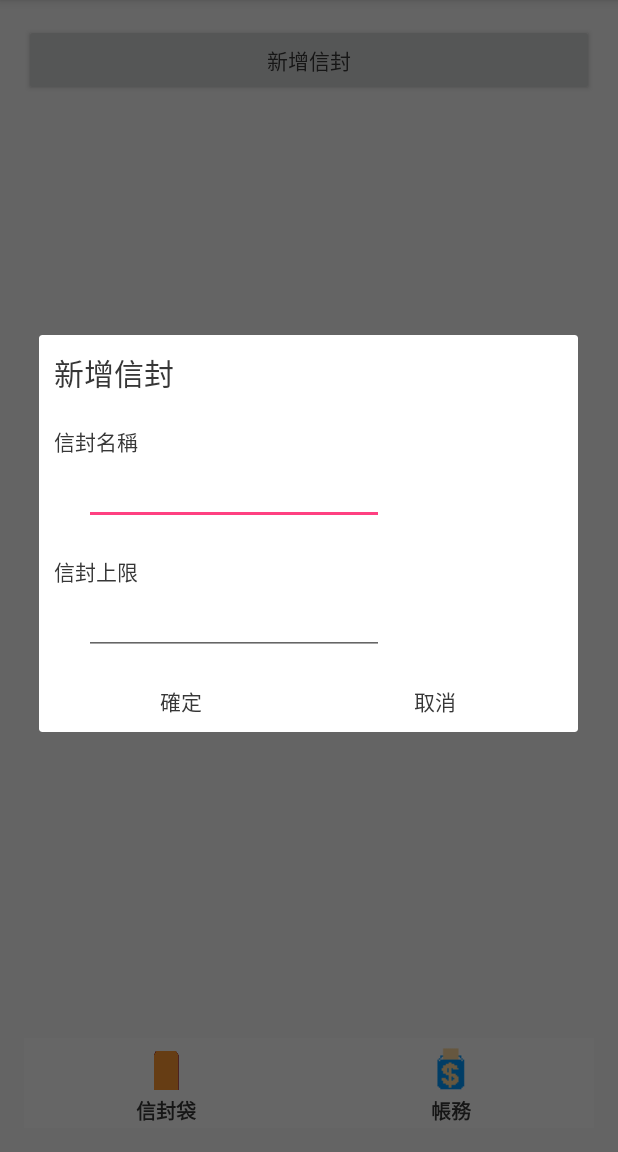
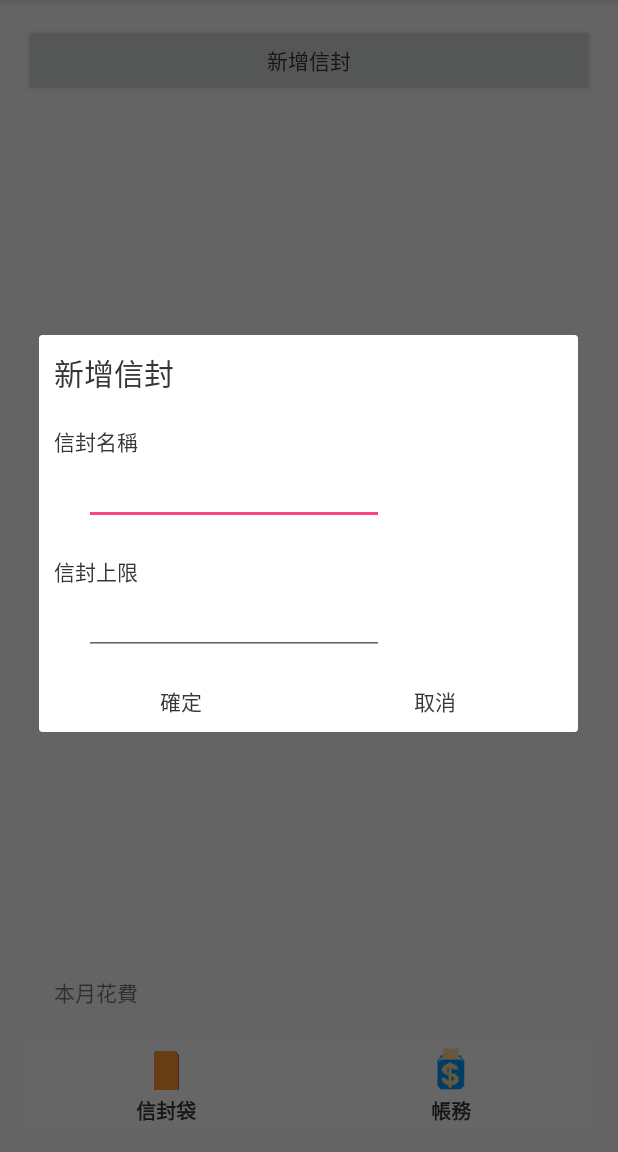
Before and after one commit to Aidan79225/Envelope, an Android app: the screen it shows after launch (MainActivity), after a tap on "新增信封", on a phone screen of 412 x 824 dp, the part 84-1236 px from its top. Run offline under Robolectric (Android 15) with nearby library versions, the phone set to English and light mode, and no system bars; 1 statement that could not run was skipped.

```diff
--- a/AidanEnvelopeSaveMoney/app/build.gradle
+++ b/AidanEnvelopeSaveMoney/app/build.gradle
@@ -29,6 +29,7 @@ android {
 }
 
 dependencies {
+    compile 'com.google.android.gms:play-services:9.6.1'
     compile fileTree(dir: 'libs', include: ['*.jar'])
     androidTestCompile('com.android.support.test.espresso:espresso-core:2.2.2', {
         exclude group: 'com.android.support', module: 'support-annotations'
--- a/AidanEnvelopeSaveMoney/app/src/main/java/com/aidan/aidanenvelopesavemoney/AccountList/AccountListContract.java
+++ b/AidanEnvelopeSaveMoney/app/src/main/java/com/aidan/aidanenvelopesavemoney/AccountList/AccountListContract.java
@@ -16,6 +16,7 @@ public interface AccountListContract {
         void start();
         void setAdapter(AccountListAdapter adapter);
         void adapterLoadData();
+        void deleteAccount(int position);
     }
 
 }
--- a/AidanEnvelopeSaveMoney/app/src/main/java/com/aidan/aidanenvelopesavemoney/AccountList/AccountListPresenter.java
+++ b/AidanEnvelopeSaveMoney/app/src/main/java/com/aidan/aidanenvelopesavemoney/AccountList/AccountListPresenter.java
@@ -40,4 +40,10 @@ public class AccountListPresenter implements AccountListContract.presenter {
     public void adapterLoadData() {
         adapter.setAccountList(model.getAccountList());
     }
+
+    @Override
+    public void deleteAccount(int position) {
+        model.deleteAccount(position);
+        adapter.notifyDataSetChanged();
+    }
 }
--- a/AidanEnvelopeSaveMoney/app/src/main/java/com/aidan/aidanenvelopesavemoney/EnvelopeList/EnvelopeListFragment.java
+++ b/AidanEnvelopeSaveMoney/app/src/main/java/com/aidan/aidanenvelopesavemoney/EnvelopeList/EnvelopeListFragment.java
@@ -28,6 +28,7 @@ public class EnvelopeListFragment extends Fragment implements EnvelopeListContra
     private View rootView;
     private GridView envelopesGridView;
     private Button addEnvelopeButton;
+    private TextView monthCostTextView;
     public EnvelopeListContract.presenter presenter;
     @Override
     public void onCreate(Bundle s){
@@ -60,6 +61,7 @@ public class EnvelopeListFragment extends Fragment implements EnvelopeListContra
     public void findView() {
         envelopesGridView = (GridView) rootView.findViewById(R.id.envelopesGridView);
         addEnvelopeButton =(Button)rootView.findViewById(R.id.addEnvelopeButton);
+        monthCostTextView = (TextView)rootView.findViewById(R.id.monthCostTextView);
     }
 
     @Override
--- a/AidanEnvelopeSaveMoney/app/src/main/res/layout/activity_main.xml
+++ b/AidanEnvelopeSaveMoney/app/src/main/res/layout/activity_main.xml
@@ -14,6 +14,7 @@
         android:id="@+id/fragmentContainerRelativeLayout"
         android:layout_width="match_parent"
         android:layout_height="match_parent"
+        android:layout_above="@+id/tabBar"
         android:layout_alignParentTop="true"
         android:layout_alignParentLeft="true"
         android:layout_alignParentStart="true">
--- a/AidanEnvelopeSaveMoney/app/src/main/res/layout/fragment_envelope_list.xml
+++ b/AidanEnvelopeSaveMoney/app/src/main/res/layout/fragment_envelope_list.xml
@@ -1,21 +1,49 @@
 <?xml version="1.0" encoding="utf-8"?>
 <LinearLayout xmlns:android="http://schemas.android.com/apk/res/android"
-    android:orientation="vertical" android:layout_width="match_parent"
-    android:layout_height="match_parent">
+    android:layout_width="match_parent"
+    android:layout_height="match_parent"
+    android:orientation="vertical">
 
     <Button
-        android:text="@string/new_envelop"
-        android:textColor="@color/word"
+        android:id="@+id/addEnvelopeButton"
         android:layout_width="match_parent"
         android:layout_height="wrap_content"
-        android:id="@+id/addEnvelopeButton"
         android:focusable="false"
         android:focusableInTouchMode="false"
-        />
+        android:text="@string/new_envelop"
+        android:textColor="@color/word" />
 
-    <GridView
-        android:id="@+id/envelopesGridView"
+    <RelativeLayout
         android:layout_width="match_parent"
-        android:layout_height="match_parent"
-        android:numColumns="3"/>
+        android:layout_height="match_parent">
+
+        <GridView
+            android:id="@+id/envelopesGridView"
+            android:layout_width="match_parent"
+            android:layout_height="match_parent"
+            android:layout_above="@+id/informationLinearLayout"
+            android:numColumns="3" />
+
+        <RelativeLayout
+            android:id="@+id/informationLinearLayout"
+            android:layout_width="match_parent"
+            android:layout_height="wrap_content"
+            android:layout_alignParentBottom="true"
+            android:layout_margin="20dp">
+
+            <TextView
+                android:layout_width="wrap_content"
+                android:layout_height="wrap_content"
+                android:text="@string/month_cost" />
+            <TextView
+                android:id="@+id/monthCostTextView"
+                android:layout_width="wrap_content"
+                android:layout_height="wrap_content"
+                android:layout_alignParentRight="true"
+                android:layout_alignParentEnd="true"
+                />
+
+        </RelativeLayout>
+    </RelativeLayout>
+
 </LinearLayout>
--- a/AidanEnvelopeSaveMoney/app/src/main/res/layout/item_envelope.xml
+++ b/AidanEnvelopeSaveMoney/app/src/main/res/layout/item_envelope.xml
@@ -1,7 +1,7 @@
 <?xml version="1.0" encoding="utf-8"?>
 <LinearLayout xmlns:android="http://schemas.android.com/apk/res/android"
-    android:layout_width="wrap_content"
-    android:layout_height="wrap_content"
+    android:layout_width="match_parent"
+    android:layout_height="match_parent"
     android:gravity="center_horizontal"
     android:layout_gravity="center"
     android:focusable="false"
--- a/AidanEnvelopeSaveMoney/app/src/main/res/values/strings.xml
+++ b/AidanEnvelopeSaveMoney/app/src/main/res/values/strings.xml
@@ -26,4 +26,6 @@
     <string name="check_accounts">檢視帳務</string>
     <string name="delete">刪除</string>
     <string name="set_envelop">設定信封資料</string>
+    <string name="month_cost">本月花費</string>
+
 </resources>
```
Also changed, not shown: AidanEnvelopeSaveMoney/app/src/main/java/com/aidan/aidanenvelopesavemoney/AccountList/AccountListFragment.java (+29 -2 lines), AidanEnvelopeSaveMoney/app/src/main/java/com/aidan/aidanenvelopesavemoney/AccountList/AccountListModel.java (+7 -0 lines).
